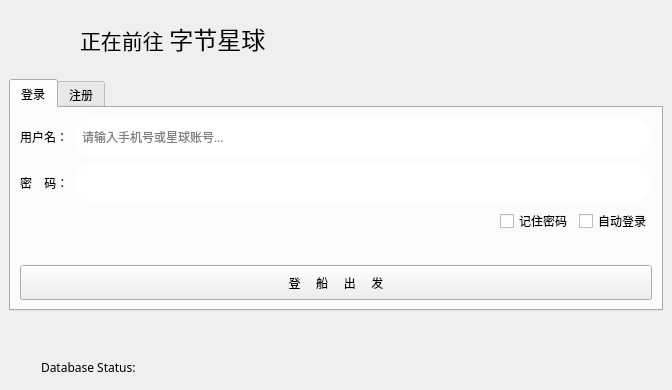
csthenry/weplanet-desktop, file formLogin.ui: the form before one commit.
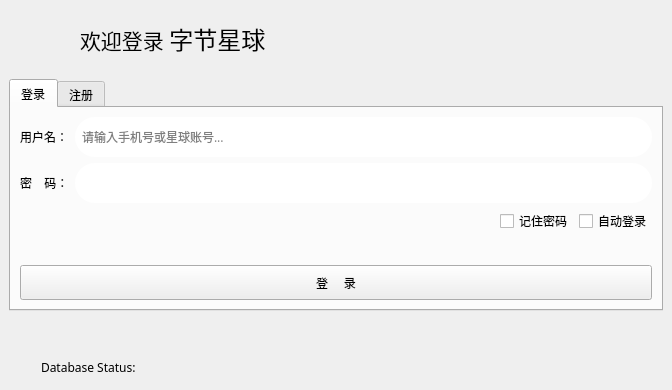
The form after the commit.

The edit to the form file:
```diff
--- a/formLogin.ui
+++ b/formLogin.ui
@@ -61,7 +61,7 @@
     </font>
    </property>
    <property name="text">
-    <string>&lt;html&gt;&lt;head/&gt;&lt;body&gt;&lt;p&gt;正在前往  &lt;span style=&quot; font-size:18pt;&quot;&gt;字节星球&lt;/span&gt;&lt;/p&gt;&lt;/body&gt;&lt;/html&gt;</string>
+    <string>&lt;html&gt;&lt;head/&gt;&lt;body&gt;&lt;p&gt;欢迎登录 &lt;span style=&quot; font-size:18pt;&quot;&gt;字节星球&lt;/span&gt;&lt;/p&gt;&lt;/body&gt;&lt;/html&gt;</string>
    </property>
   </widget>
   <widget class="QTabWidget" name="tabWidget">
@@ -115,7 +115,7 @@
         </size>
        </property>
        <property name="text">
-        <string>登     船     出     发</string>
+        <string>登     录</string>
        </property>
       </widget>
      </item>
```
